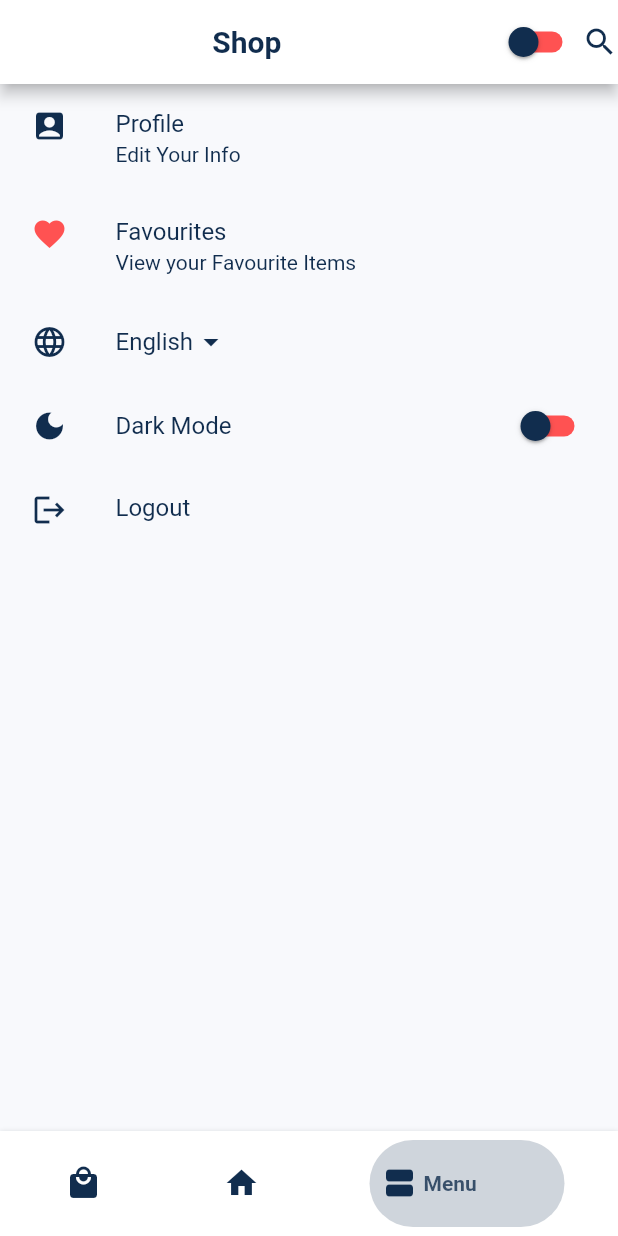
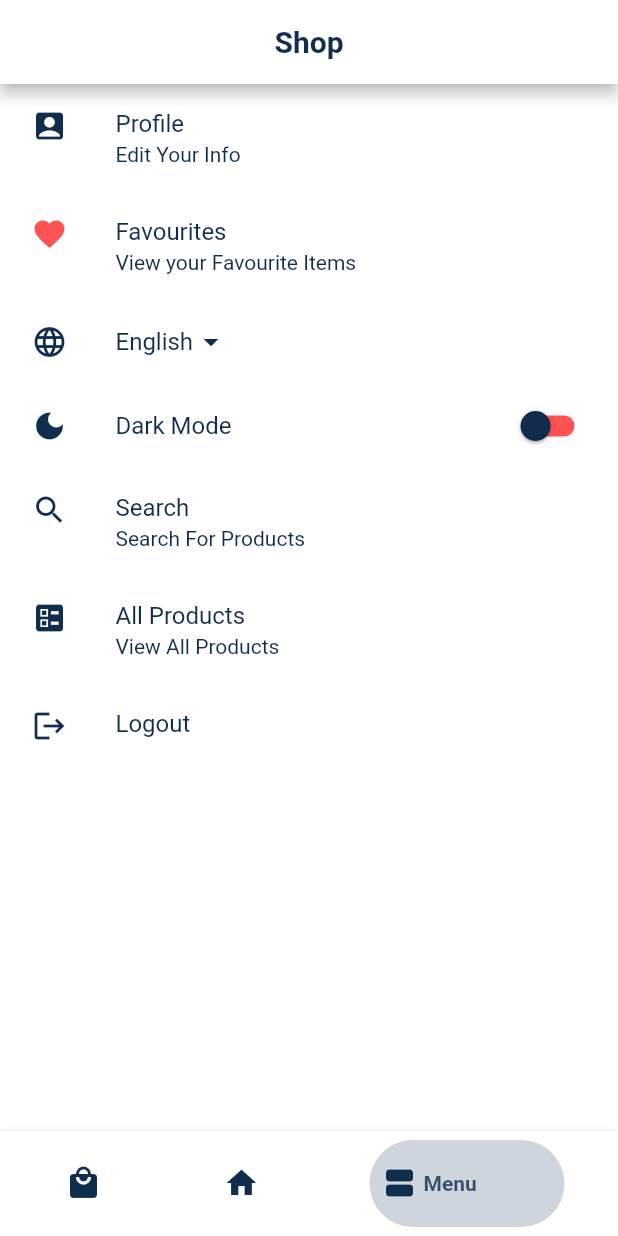
Before and after one commit to onikaSMTH/not_pl, a Flutter app: the screen it shows after launch, item 3 of the bottom bar chosen, on a phone screen of 412 x 824 dp. Run offline on Flutter 3.47's test engine with Material 2 defaults, Android fonts, the phone set to English and light mode, and no system bars; drawn by our look-alikes of bottom_navy_bar; our stand-ins replace material_floating_search_bar; generated files the repository leaves out were written again; network calls fail.

Commit message:
layout optimization / primiraly landscape preferences

```diff
--- a/lib/components/clickable_search_icon.dart
+++ b/lib/components/clickable_search_icon.dart
@@ -10,7 +10,8 @@ class SearchIcon extends StatelessWidget {
       onTap: (){
         Navigator.of(context).pushNamed(SearchSc.route);
       },
-      child: Icon(Icons.search,color: mainColor,),
+      child:  Container(margin: EdgeInsets.all(5),
+          child: Icon(Icons.search,color: Theme.of(context).primaryColor,size: 30,)),
     );
   }
 }
--- a/lib/data/products.dart
+++ b/lib/data/products.dart
@@ -48,5 +48,6 @@ List<Product> products = [
       price: 700,
       name: 'product 7',
       image:
-      'assets/test.jpeg'),
+      'assets/test.jpeg',
+  ),
 ];
--- a/lib/main.dart
+++ b/lib/main.dart
@@ -1,4 +1,6 @@
+import 'package:flutter/cupertino.dart';
 import 'package:flutter/material.dart';
+import 'package:flutter/services.dart';
 import 'package:flutter_localizations/flutter_localizations.dart';
 import 'package:material_floating_search_bar/material_floating_search_bar.dart';
 import 'package:mini_project/components/floating_search_bar.dart';
@@ -16,6 +18,7 @@ import 'package:provider/provider.dart';
 import 'package:flutter_gen/gen_l10n/app_localizations.dart';
 //TODO make font size responsive to screen size
 void main() {
+ // SystemChrome.setPreferredOrientations([DeviceOrientation.landscapeRight]);
   runApp(HomePage());
 }
 
@@ -45,7 +48,8 @@ class HomePage extends StatelessWidget {
             theme: Themes.lightTheme,
             home: Nav(),
             routes: {
-              ProfileSc.route: (_) {
+              ProductDetails.route : (_)=> ProductDetails(quantity: 2, imageUrl: "", name: 'wtf', price: 99.9, description: 'stfu')
+              ,ProfileSc.route: (_) {
                 return ProfileSc();
               },
               LoginSignupSc.signInRoute: (_) {
@@ -60,7 +64,8 @@ class HomePage extends StatelessWidget {
               },
               SideSc.route: (_) => SideSc(),
               // ProductDetails.route : (_)=>ProductDetails(),
-              AllProductsSc.route: (_) => AllProductsSc(),
+              AllProductsSc.route_from_fav: (_) => AllProductsSc('Your Favorites'),
+              AllProductsSc.route_from_all: (_) => AllProductsSc('All Products'),
               SearchSc.route:(_)=> SearchSc(),
             },
 
--- a/lib/providers/themes.dart
+++ b/lib/providers/themes.dart
@@ -16,7 +16,7 @@ class ThemeProvider extends ChangeNotifier{
 class Themes {
   static final darkTheme = ThemeData(
    backgroundColor: mainColor,
-      scaffoldBackgroundColor: mainColor.withOpacity(0.8),
+      scaffoldBackgroundColor: mainColor,
       primaryColor: backColor,
       colorScheme: const ColorScheme.dark(),
       iconTheme: const IconThemeData(
@@ -30,7 +30,6 @@ class Themes {
   backgroundColor: backColor,
   colorScheme: const ColorScheme.light(),
   iconTheme: const IconThemeData(
-  color: mainColor,
-  )
+  color: mainColor,)
   );
 }
--- a/lib/screens/navigation_main_sc.dart
+++ b/lib/screens/navigation_main_sc.dart
@@ -24,8 +24,8 @@ class _NavState extends State<Nav> {
   @override
   Widget build(BuildContext context) {
     return Scaffold(
-      appBar: AppBar(
-        actions: [ChangeThemeButtonWidget(),SearchIcon()],
+      appBar: _currentIndex==0  ? null :AppBar(
+        actions: _currentIndex ==2 ? null :const [SearchIcon()],
         backgroundColor: Theme.of(context).backgroundColor,
         title:  Center(
             child: Text(
--- a/lib/screens/profile_sc.dart
+++ b/lib/screens/profile_sc.dart
@@ -24,7 +24,7 @@ class ProfileSc extends StatelessWidget {
         backgroundColor: Theme.of(context).backgroundColor,
       ),
       body: SafeArea(
-        child: Column(
+        child: ListView(
           children: [
             Icon(
               Icons.person,
--- a/lib/screens/search_sc.dart
+++ b/lib/screens/search_sc.dart
@@ -12,8 +12,8 @@ class SearchSc extends StatelessWidget {
       appBar: AppBar(
         backgroundColor: Theme.of(context).backgroundColor,
         title: TextField(decoration: InputDecoration(hintText: 'Search For Products'),),
-        actions: [Icon(Icons.cancel)],
-  iconTheme: IconThemeData(color: mainColor),
+        actions: [Icon(Icons.cancel,color: Theme.of(context).primaryColor,)],
+  iconTheme: IconThemeData(color: Theme.of(context).primaryColor),
       ),
       body: Padding(
         padding: const EdgeInsets.all(8.0),
--- a/lib/screens/side_sc.dart
+++ b/lib/screens/side_sc.dart
@@ -1,10 +1,14 @@
 import 'package:flutter/material.dart';
 import 'package:mini_project/colors.dart';
+import 'package:mini_project/components/clickable_search_icon.dart';
 import 'package:mini_project/components/side_screen_languages_item.dart';
 import 'package:mini_project/components/side_screen_theme_mode_item.dart';
 import 'package:mini_project/components/sidesc_item.dart';
+import 'package:mini_project/screens/all_products_sc.dart';
 import 'package:mini_project/screens/navigation_main_sc.dart';
+import 'package:mini_project/screens/product_details_sc.dart';
 import 'package:mini_project/screens/profile_sc.dart';
+import 'package:mini_project/screens/search_sc.dart';
 import '../data/side_items.dart';
 
 class SideSc extends StatelessWidget {
@@ -19,32 +23,38 @@ class SideSc extends StatelessWidget {
             Icons.account_box,
             color: Theme.of(context).primaryColor,
           ),
-          route: ProfileSc.route,
+          route: ProductDetails.route,
           text: 'Profile',
           subtext: 'Edit Your Info'),
       SideScItem(
           icon: Icon(Icons.favorite, color: Colors.redAccent),
-          route: '',
+          route: ProfileSc.route,
           text: 'Favourites',
           subtext: 'View your Favourite Items'),
      SideScLanguagesItem(),
       SideScreenMode(),
+      SideScItem(icon: Icon(Icons.search,color: Theme.of(context).primaryColor,), route: SearchSc.route, text: 'Search', subtext: 'Search For Products'),
+      SideScItem(
+          icon: Icon(Icons.ballot,color: Theme.of(context).primaryColor,),
+          route: AllProductsSc.route_from_all,
+          text: 'All Products',
+          subtext: 'View All Products'),
+      //TODO only show if user have loged in
       SideScItem(
           icon: Icon(Icons.logout,color: Theme.of(context).primaryColor,),
           route: '',
           text: 'Logout',
           subtext: ''),
     ];
-    return SafeArea(
-        child: Container(
+    return Container(
       alignment: Alignment.center,
-      decoration: BoxDecoration(color: Theme.of(context).backgroundColor.withOpacity(0.8)),
+      decoration: BoxDecoration(color: Theme.of(context).backgroundColor),
       child: ListView.builder(
-          padding: EdgeInsets.only(left: 5),
-          itemCount: items.length,
-          itemBuilder: (context, index) {
-            return items[index];
-          }),
-    ));
+      padding: EdgeInsets.only(left: 5),
+      itemCount: items.length,
+      itemBuilder: (context, index) {
+        return items[index];
+      }),
+    );
   }
 }
```
Also changed, not shown: lib/components/all_products_screen_item.dart (+17 -8 lines), lib/components/product_details_headline_item.dart (added, +21 -0 lines), lib/screens/all_products_sc.dart (+29 -4 lines), lib/screens/my_products_sc.dart (+1 -7 lines), lib/screens/product_details_sc.dart (+47 -57 lines), lib/screens/add_product_sc.dart (added).
